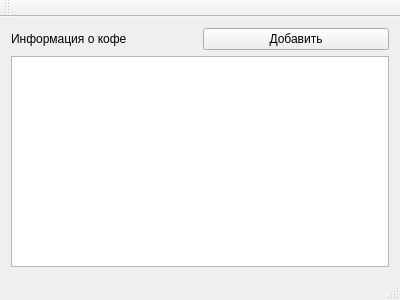
Above: main.ui from notjik/Espresso-Cappuccino-Latte-Macchiato before the change. Below: the same form after it.
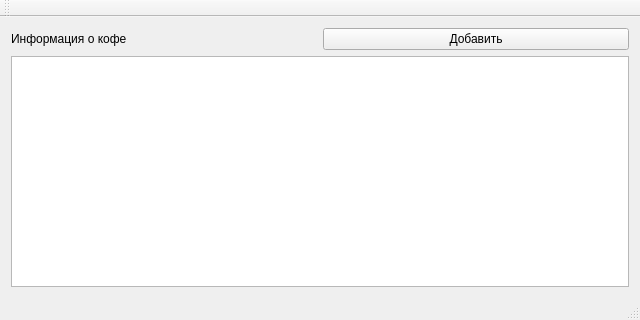
That is the form after the change.

```diff
--- a/main.ui
+++ b/main.ui
@@ -6,22 +6,27 @@
    <rect>
     <x>0</x>
     <y>0</y>
-    <width>400</width>
-    <height>300</height>
+    <width>640</width>
+    <height>320</height>
    </rect>
   </property>
+  <property name="minimumSize">
+   <size>
+    <width>640</width>
+    <height>320</height>
+   </size>
+  </property>
+  <property name="maximumSize">
+   <size>
+    <width>640</width>
+    <height>320</height>
+   </size>
+  </property>
   <property name="windowTitle">
    <string>MainWindow</string>
   </property>
   <widget class="QWidget" name="centralWidget">
    <layout class="QGridLayout" name="gridLayout">
-    <item row="0" column="1">
-     <widget class="QPushButton" name="addDeviceButton">
-      <property name="text">
-       <string>Добавить</string>
-      </property>
-     </widget>
-    </item>
     <item row="0" column="0">
      <widget class="QLabel" name="label">
       <property name="text">
@@ -29,8 +34,15 @@
       </property>
      </widget>
     </item>
+    <item row="0" column="1">
+     <widget class="QPushButton" name="addInfoButton">
+      <property name="text">
+       <string>Добавить</string>
+      </property>
+     </widget>
+    </item>
     <item row="1" column="0" colspan="2">
-     <widget class="QTableView" name="deviceTableView"/>
+     <widget class="QTableWidget" name="tableWidget"/>
     </item>
    </layout>
   </widget>
```
Left out of the diff: 2 changed lines with no effect on the pictures.
